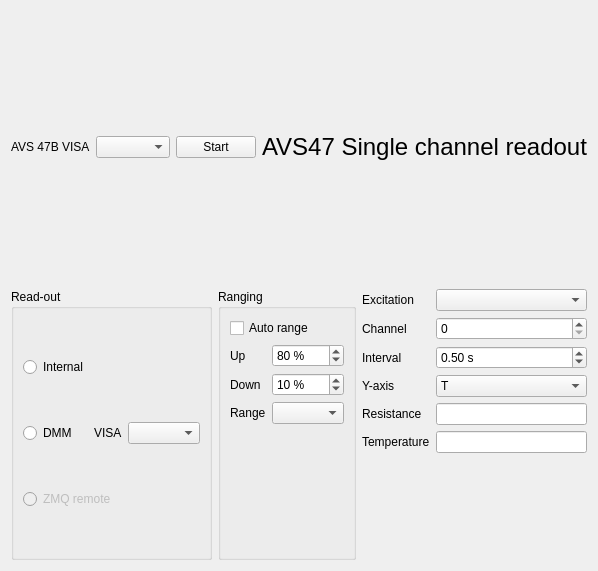
The window that Avs47Ui.ui (AvirupRoy/research) describes before a commit, drawn with Qt 5.
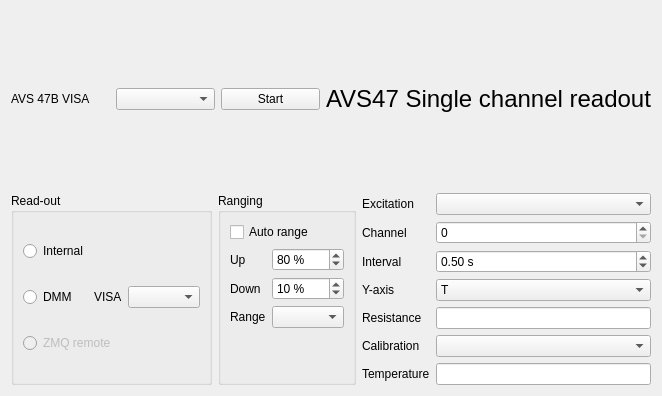
The same window after the commit. Custom widgets are drawn as their Qt base class.

Commit message: Automatically write files to current run directory Allow selecting calibration Honor time interval control Only publish ADR temperature when reading channel 0

What changed in the file:
```diff
--- a/Avs47Ui.ui
+++ b/Avs47Ui.ui
@@ -6,8 +6,8 @@
    <rect>
     <x>0</x>
     <y>0</y>
-    <width>598</width>
-    <height>571</height>
+    <width>662</width>
+    <height>396</height>
    </rect>
   </property>
   <property name="windowTitle">
@@ -257,16 +257,26 @@
          <item row="4" column="1">
           <widget class="FloatIndicator" name="resistanceIndicator"/>
          </item>
-         <item row="5" column="0">
+         <item row="6" column="0">
           <widget class="QLabel" name="label_11">
            <property name="text">
             <string>Temperature</string>
            </property>
           </widget>
          </item>
-         <item row="5" column="1">
+         <item row="6" column="1">
           <widget class="TemperatureIndicator" name="temperatureIndicator"/>
          </item>
+         <item row="5" column="1">
+          <widget class="QComboBox" name="calibrationCombo"/>
+         </item>
+         <item row="5" column="0">
+          <widget class="QLabel" name="label_12">
+           <property name="text">
+            <string>Calibration</string>
+           </property>
+          </widget>
+         </item>
         </layout>
        </item>
       </layout>
@@ -276,6 +286,11 @@
   </layout>
  </widget>
  <customwidgets>
+  <customwidget>
+   <class>TemperatureIndicator</class>
+   <extends>QLineEdit</extends>
+   <header>LabWidgets.Indicators</header>
+  </customwidget>
   <customwidget>
    <class>EnumComboBox</class>
    <extends>QComboBox</extends>
@@ -291,11 +306,6 @@
    <extends>QLineEdit</extends>
    <header>LabWidgets.Indicators</header>
   </customwidget>
-  <customwidget>
-   <class>TemperatureIndicator</class>
-   <extends>QLineEdit</extends>
-   <header>LabWidgets.Indicators</header>
-  </customwidget>
  </customwidgets>
  <resources/>
  <connections/>
```
The commit also changes 1 other file.
